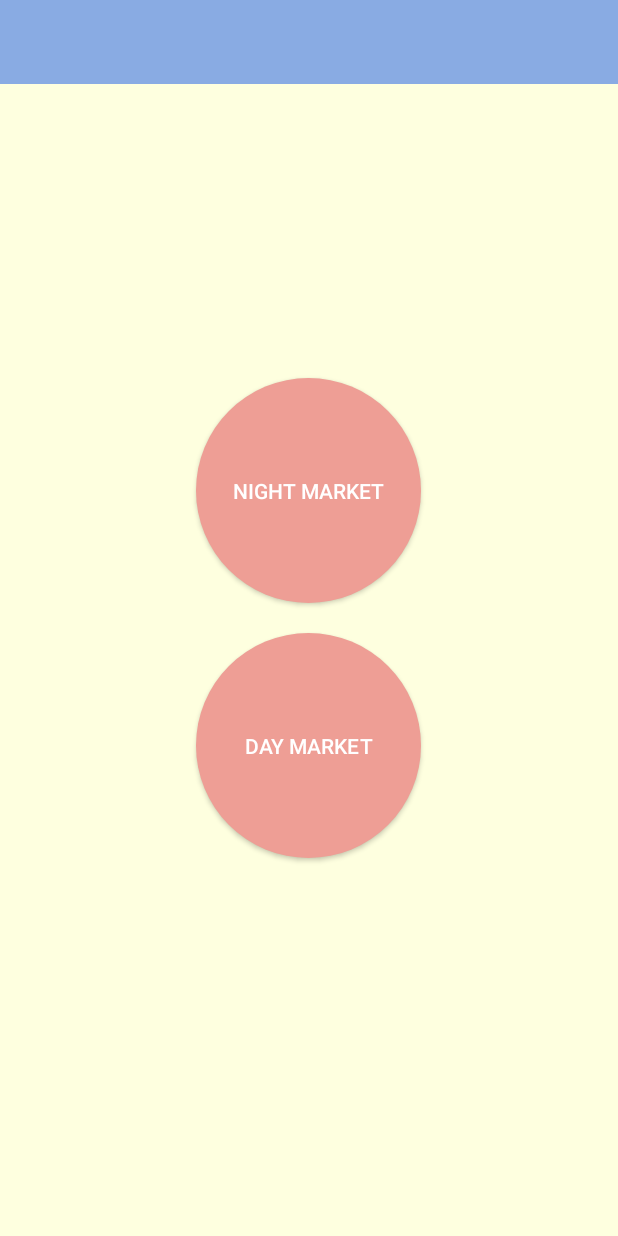
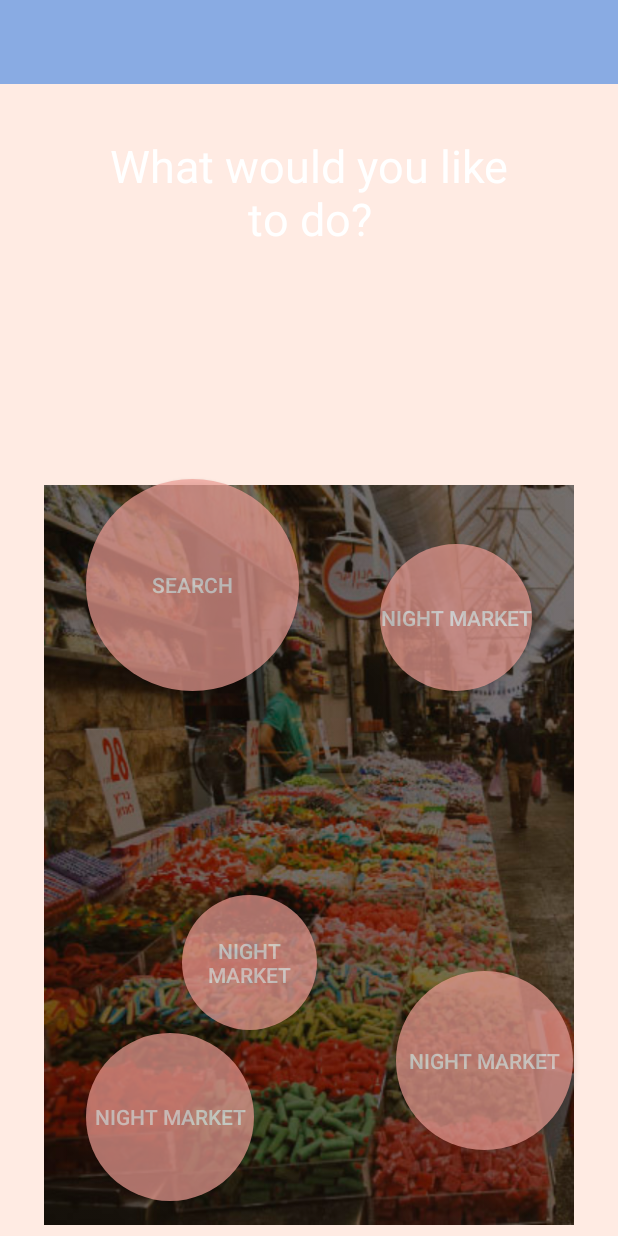
Before and after one commit to rachelbo/Yuda-new, an Android app: the layout activity_home.xml on its own in the app's theme, with its tools: preview values and no code run, on a phone screen of 412 x 824 dp. Run offline under Robolectric (Android 15) with nearby library versions, the phone set to English and light mode, and no system bars; network calls fail.

Commit message:
home page design

```diff
--- a/app/src/main/res/layout/activity_home.xml
+++ b/app/src/main/res/layout/activity_home.xml
@@ -1,36 +1,112 @@
 <?xml version="1.0" encoding="utf-8"?>
 <RelativeLayout
     xmlns:android="http://schemas.android.com/apk/res/android"
+    xmlns:app="http://schemas.android.com/apk/res-auto"
     xmlns:tools="http://schemas.android.com/tools"
     android:layout_width="match_parent"
     android:layout_height="match_parent"
     android:background="@color/background"
     tools:context="com.example.myapplication.HomeActivity">
+
+    <ImageView
+        android:id="@+id/imageView2"
+        android:layout_width="353dp"
+        android:layout_height="493dp"
+        android:layout_alignBottom="@+id/buttonNight5"
+        android:layout_centerHorizontal="true"
+        android:layout_centerVertical="true"
+        android:layout_marginBottom="-16dp"
+        android:scaleType="fitXY"
+        app:srcCompat="@drawable/background_pic" />
+
+    <Button
+        android:id="@+id/buttonNight4"
+        android:layout_width="90dp"
+        android:layout_height="90dp"
+        android:layout_alignParentBottom="true"
+        android:layout_alignParentLeft="true"
+        android:layout_alignParentStart="true"
+        android:layout_marginBottom="137dp"
+        android:layout_marginLeft="121dp"
+        android:layout_marginStart="121dp"
+        android:alpha="0.7"
+        android:background="@drawable/round_button"
+        android:gravity="center_vertical|center_horizontal"
+        android:text="NIGHT MARKET"
+        android:textColor="#fff" />
+
+    <Button
+        android:id="@+id/buttonNight5"
+        android:layout_width="112dp"
+        android:layout_height="112dp"
+        android:layout_alignParentBottom="true"
+        android:layout_alignStart="@+id/textView"
+        android:layout_alignLeft="@+id/textView"
+        android:layout_marginBottom="23dp"
+        android:background="@drawable/round_button"
+        android:gravity="center_vertical|center_horizontal"
+        android:text="NIGHT MARKET"
+        android:textColor="#fff"
+        android:alpha="0.7"/>
+
+    <Button
+        android:id="@+id/buttonNight3"
+        android:layout_width="wrap_content"
+        android:layout_height="98dp"
+        android:layout_alignParentEnd="true"
+        android:layout_alignParentRight="true"
+        android:layout_centerVertical="true"
+        android:layout_marginEnd="57dp"
+        android:layout_marginRight="57dp"
+        android:background="@drawable/round_button"
+        android:gravity="center_vertical|center_horizontal"
+        android:text="NIGHT MARKET"
+        android:textColor="#fff"
+        android:alpha="0.7"/>
+
     <include
         layout="@layout/toolbar"
         android:layout_width="match_parent"
         android:layout_height="wrap_content" />
-    <LinearLayout
-        android:layout_width="match_parent"
-        android:layout_height="match_parent"
-        android:orientation="vertical"
-        android:gravity="center">
+
     <Button
         android:id="@+id/buttonNight"
-        android:layout_width="150dp"
-        android:layout_height="150dp"
+        android:layout_width="118dp"
+        android:layout_height="119dp"
+        android:layout_alignParentBottom="true"
+        android:layout_alignParentEnd="true"
+        android:layout_marginBottom="57dp"
+        android:layout_marginEnd="30dp"
+        android:alpha="0.7"
         android:background="@drawable/round_button"
         android:gravity="center_vertical|center_horizontal"
         android:text="NIGHT MARKET"
         android:textColor="#fff" />
+
     <Button
         android:id="@+id/buttonDay"
-        android:layout_width="150dp"
-        android:layout_height="150dp"
-        android:layout_marginTop="20dp"
+        android:layout_width="142dp"
+        android:layout_height="141dp"
+        android:layout_alignBottom="@+id/buttonNight3"
+        android:layout_alignLeft="@+id/buttonNight5"
+        android:layout_alignStart="@+id/buttonNight5"
         android:background="@drawable/round_button"
         android:gravity="center_vertical|center_horizontal"
-        android:text="DAY MARKET"
-        android:textColor="#fff" />
-    </LinearLayout>
+        android:text="Search"
+        android:textColor="#fff"
+        android:alpha="0.7"/>
+
+    <TextView
+        android:id="@+id/textView"
+        android:layout_width="297dp"
+        android:layout_height="wrap_content"
+        android:layout_alignParentTop="true"
+        android:layout_centerHorizontal="true"
+        android:layout_marginTop="90dp"
+        android:text="What would you like to do?"
+        android:textColor="@color/white"
+        android:textSize="30sp"
+        android:gravity="center"
+        app:fontFamily="sans-serif" />
+
 </RelativeLayout>
--- a/app/src/main/res/layout/fragment_search.xml
+++ b/app/src/main/res/layout/fragment_search.xml
@@ -3,12 +3,12 @@
     android:layout_width="match_parent"
     android:layout_height="match_parent"
     android:orientation="vertical"
-    android:background="@color/bg_screen1"
+    android:background="@color/background"
     tools:context="com.example.myapplication.fragments.SearchFragment">
     <android.support.design.widget.TextInputLayout
         android:layout_width="match_parent"
         android:layout_marginTop="10dp"
-        android:background="@color/bg_screen1"
+        android:background="@color/background"
         android:layout_height="wrap_content">
         <EditText
             android:id="@+id/searchView"
--- a/app/src/main/res/layout/nav_header_main.xml
+++ b/app/src/main/res/layout/nav_header_main.xml
@@ -1,8 +1,10 @@
 <?xml version="1.0" encoding="utf-8"?>
 <LinearLayout xmlns:android="http://schemas.android.com/apk/res/android"
+    xmlns:app="http://schemas.android.com/apk/res-auto"
+    xmlns:tools="http://schemas.android.com/tools"
     android:layout_width="match_parent"
     android:layout_height="@dimen/nav_header_height"
-    android:background="@drawable/side_nav_bar"
+    android:background="@drawable/navigtor_pic2"
     android:gravity="bottom"
     android:orientation="vertical"
     android:paddingBottom="@dimen/activity_vertical_margin"
@@ -16,14 +18,18 @@
         android:layout_width="80dp"
         android:layout_height="80dp"
         android:paddingTop="@dimen/nav_header_vertical_spacing"
-        android:src="@drawable/no_pix" />
+        android:src="@drawable/no_pix"
+        app:civ_border_color="@color/background"
+        app:civ_fill_color="@color/background" />
 
     <TextView
         android:id="@+id/name"
-        android:layout_width="match_parent"
+        android:layout_width="156dp"
         android:layout_height="wrap_content"
         android:paddingTop="@dimen/nav_header_vertical_spacing"
         android:text="Welcome Michal!"
-        android:textAppearance="@style/TextAppearance.AppCompat.Body1" />
+        android:textAppearance="@style/TextAppearance.AppCompat.Body1"
+        android:textColor="@color/background"
+        android:textSize="18sp" />
 
 </LinearLayout>
--- a/app/src/main/res/values/colors.xml
+++ b/app/src/main/res/values/colors.xml
@@ -4,7 +4,7 @@
     <color name="colorPrimaryDark">#7390bf</color>
     <color name="colorAccent">#ee9e95</color>
     <color name="white">#ffffff</color>
-    <color name="background">#feffdf</color>
+    <color name="background">#ffebe3</color>
 
     <color name="bg_screen1">#ee9e95</color>
     <color name="bg_screen2">#ee9e95</color>
```
Also changed, not shown: app/src/main/res/drawable/background_pic.jpg (added), app/src/main/res/drawable/navigtor_pic1.jpg (added), app/src/main/res/drawable/navigtor_pic2.jpg (added).
